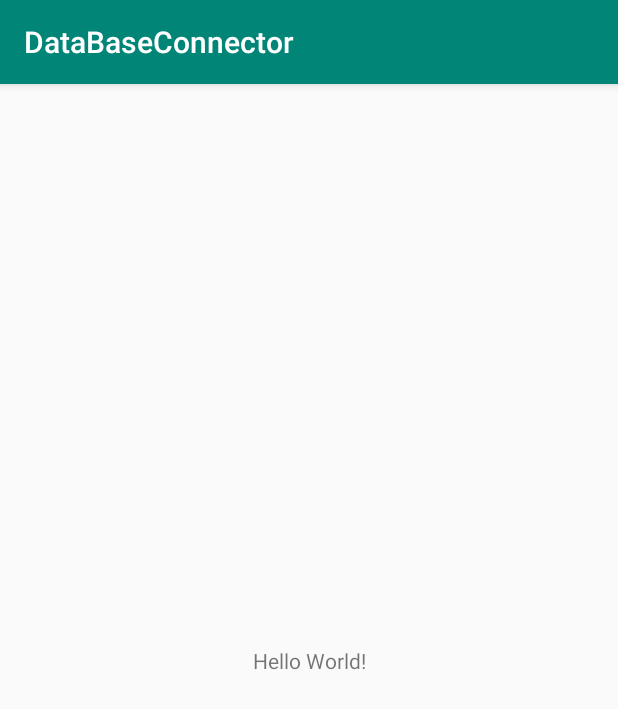
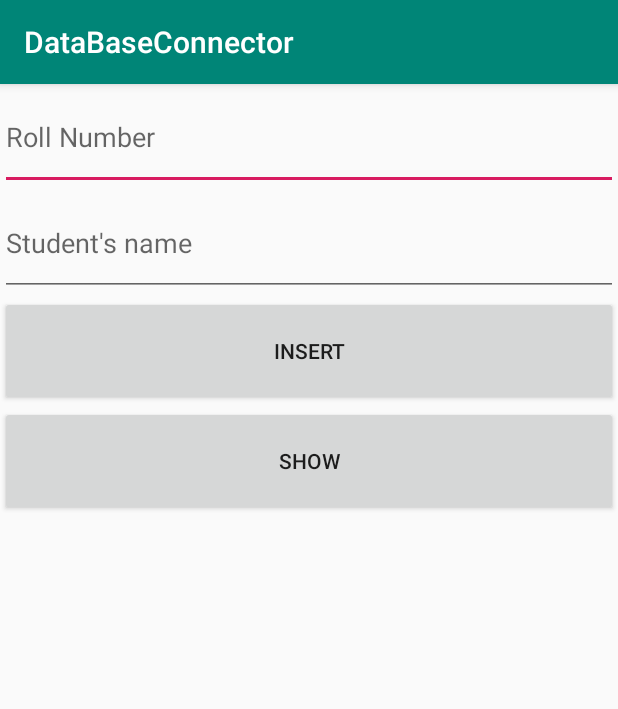
Before and after one commit to RathanakSeng/Semester_2_Java_Scala, an Android app: the screen it shows after launch (MainActivity), on a phone screen of 412 x 824 dp. Shown: the top 709 px of the screen. Run offline under Robolectric (Android 15) with nearby library versions, the phone set to English and light mode, and no system bars.

Commit message:
Kotlin_Andriod

```diff
--- a/Kotlin_Android/DataBaseConnector/app/src/main/AndroidManifest.xml
+++ b/Kotlin_Android/DataBaseConnector/app/src/main/AndroidManifest.xml
@@ -1,6 +1,6 @@
 <?xml version="1.0" encoding="utf-8"?>
 <manifest xmlns:android="http://schemas.android.com/apk/res/android"
-    package="com.example.bsg.databaseconnector" >
+    package="com.example.bsg.databaseconnector">
 
     <application
         android:allowBackup="true"
@@ -8,8 +8,8 @@
         android:label="@string/app_name"
         android:roundIcon="@mipmap/ic_launcher_round"
         android:supportsRtl="true"
-        android:theme="@style/AppTheme" >
-        <activity android:name=".MainActivity" >
+        android:theme="@style/AppTheme">
+        <activity android:name=".MainActivity">
             <intent-filter>
                 <action android:name="android.intent.action.MAIN" />
 
--- a/Kotlin_Android/DataBaseConnector/app/src/main/java/com/example/bsg/databaseconnector/MainActivity.kt
+++ b/Kotlin_Android/DataBaseConnector/app/src/main/java/com/example/bsg/databaseconnector/MainActivity.kt
@@ -2,11 +2,32 @@ package com.example.bsg.databaseconnector
 
 import android.support.v7.app.AppCompatActivity
 import android.os.Bundle
+import kotlinx.android.synthetic.main.activity_main.*
 
-class MainActivity : AppCompatActivity() {
-
+class MainActivity : AppCompatActivity()
+{
+    var obj = DataManger(this)
     override fun onCreate(savedInstanceState: Bundle?) {
         super.onCreate(savedInstanceState)
         setContentView(R.layout.activity_main)
+
+        btnInsert.setOnClickListener()
+        {
+            var rollNum = txtRollNum.text.toString().toInt()
+            var name = txtName.text.toString()
+
+            obj.insert(Student(name, rollNum))
+        }
+        btnShow.setOnClickListener()
+        {
+            var arrList = DataManger(this).read()
+            var txt: String = ""
+
+            for (element in arrList)
+            {
+                txt += "$element\n"
+            }
+            txtView.text = txt
+        }
     }
 }
--- a/Kotlin_Android/DataBaseConnector/app/src/main/res/layout/activity_main.xml
+++ b/Kotlin_Android/DataBaseConnector/app/src/main/res/layout/activity_main.xml
@@ -1,19 +1,59 @@
 <?xml version="1.0" encoding="utf-8"?>
-<android.support.constraint.ConstraintLayout
-    xmlns:android="http://schemas.android.com/apk/res/android"
-    xmlns:tools="http://schemas.android.com/tools"
-    xmlns:app="http://schemas.android.com/apk/res-auto"
-    android:layout_width="match_parent"
+<LinearLayout android:layout_width="match_parent"
     android:layout_height="match_parent"
-    tools:context=".MainActivity">
+    android:orientation="vertical"
+    xmlns:android="http://schemas.android.com/apk/res/android">
 
-    <TextView
-        android:layout_width="wrap_content"
-        android:layout_height="wrap_content"
-        android:text="Hello World!"
-        app:layout_constraintBottom_toBottomOf="parent"
-        app:layout_constraintLeft_toLeftOf="parent"
-        app:layout_constraintRight_toRightOf="parent"
-        app:layout_constraintTop_toTopOf="parent" />
+    <LinearLayout
+        android:layout_width="match_parent"
+        android:layout_height="match_parent"
+        android:layout_weight="5"
+        android:orientation="vertical">
 
-</android.support.constraint.ConstraintLayout>
+
+        <EditText
+            android:id="@+id/txtRollNum"
+            android:layout_width="match_parent"
+            android:layout_height="wrap_content"
+            android:layout_weight="1"
+            android:ems="10"
+            android:hint="Roll Number"
+            android:inputType="textPersonName" />
+
+        <EditText
+            android:id="@+id/txtName"
+            android:layout_width="match_parent"
+            android:layout_height="wrap_content"
+            android:layout_weight="1"
+            android:ems="10"
+            android:hint="Student's name"
+            android:inputType="textPersonName" />
+
+        <Button
+            android:id="@+id/btnInsert"
+            android:layout_width="match_parent"
+            android:layout_height="wrap_content"
+            android:layout_weight="1"
+            android:text="Insert" />
+
+        <Button
+            android:id="@+id/btnShow"
+            android:layout_width="match_parent"
+            android:layout_height="wrap_content"
+            android:layout_weight="1"
+            android:text="Show" />
+    </LinearLayout>
+    <LinearLayout
+        android:layout_width="match_parent"
+        android:layout_height="match_parent"
+        android:layout_weight="3">
+
+
+        <TextView
+            android:id="@+id/txtView"
+            android:layout_width="match_parent"
+            android:layout_height="match_parent"
+            android:layout_weight="1" />
+    </LinearLayout>
+
+</LinearLayout>
--- a/Kotlin_Android/DataBaseConnector/app/src/main/res/mipmap-anydpi-v26/ic_launcher.xml
+++ b/Kotlin_Android/DataBaseConnector/app/src/main/res/mipmap-anydpi-v26/ic_launcher.xml
@@ -1,5 +1,5 @@
 <?xml version="1.0" encoding="utf-8"?>
 <adaptive-icon xmlns:android="http://schemas.android.com/apk/res/android">
-    <background android:drawable="@drawable/ic_launcher_background"/>
-    <foreground android:drawable="@drawable/ic_launcher_foreground"/>
+    <background android:drawable="@drawable/ic_launcher_background" />
+    <foreground android:drawable="@drawable/ic_launcher_foreground" />
 </adaptive-icon>
--- a/Kotlin_Android/DataBaseConnector/app/src/main/res/mipmap-anydpi-v26/ic_launcher_round.xml
+++ b/Kotlin_Android/DataBaseConnector/app/src/main/res/mipmap-anydpi-v26/ic_launcher_round.xml
@@ -1,5 +1,5 @@
 <?xml version="1.0" encoding="utf-8"?>
 <adaptive-icon xmlns:android="http://schemas.android.com/apk/res/android">
-    <background android:drawable="@drawable/ic_launcher_background"/>
-    <foreground android:drawable="@drawable/ic_launcher_foreground"/>
+    <background android:drawable="@drawable/ic_launcher_background" />
+    <foreground android:drawable="@drawable/ic_launcher_foreground" />
 </adaptive-icon>
--- a/Kotlin_Android/DataBaseConnector/gradle.properties
+++ b/Kotlin_Android/DataBaseConnector/gradle.properties
@@ -1,16 +1,12 @@
 # Project-wide Gradle settings.
-
 # IDE (e.g. Android Studio) users:
 # Gradle settings configured through the IDE *will override*
 # any settings specified in this file.
-
 # For more details on how to configure your build environment visit
 # http://www.gradle.org/docs/current/userguide/build_environment.html
-
 # Specifies the JVM arguments used for the daemon process.
 # The setting is particularly useful for tweaking memory settings.
 org.gradle.jvmargs=-Xmx1536m
-
 # When configured, Gradle will run in incubating parallel mode.
 # This option should only be used with decoupled projects. More details, visit
 # http://www.gradle.org/docs/current/userguide/multi_project_builds.html#sec:decoupled_projects
```
Also changed, not shown: Kotlin_Android/DataBaseConnector/app/src/main/java/com/example/bsg/databaseconnector/DataManager.kt (added, +60 -0 lines), Kotlin_Android/DataBaseConnector/app/src/main/java/com/example/bsg/databaseconnector/Student.kt (added, +9 -0 lines), Kotlin_Android/DataBaseConnector/app/src/main/res/drawable-v24/ic_launcher_foreground.xml (+6 -6 lines), Kotlin_Android/DataBaseConnector/app/src/main/res/drawable/ic_launcher_background.xml (+166 -70 lines).
